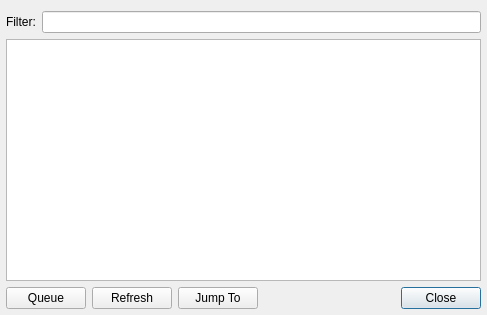
First picture: the form in qmmp/src/qmmpui/forms/jumptotrackdialog.ui, repository prinsbert/qmmp-dev, before the edit.
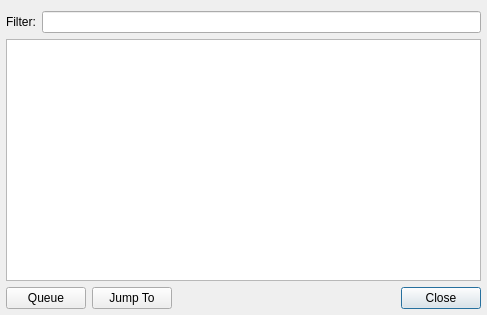
Second picture: the form after the edit. Icons and pictures are not drawn.

Commit message: show queue in the "Jump To" dialog (#1063, #1103)

Patch:
```diff
--- a/qmmp/src/qmmpui/forms/jumptotrackdialog.ui
+++ b/qmmp/src/qmmpui/forms/jumptotrackdialog.ui
@@ -84,21 +84,8 @@
        <property name="text">
         <string>Queue</string>
        </property>
-      </widget>
-     </item>
-     <item>
-      <widget class="QPushButton" name="refreshPushButton">
-       <property name="sizePolicy">
-        <sizepolicy hsizetype="Minimum" vsizetype="Preferred">
-         <horstretch>0</horstretch>
-         <verstretch>0</verstretch>
-        </sizepolicy>
-       </property>
-       <property name="focusPolicy">
-        <enum>Qt::NoFocus</enum>
-       </property>
-       <property name="text">
-        <string>Refresh</string>
+       <property name="icon">
+        <iconset theme="go-top"/>
        </property>
       </widget>
      </item>
```
Left out of the diff: 1 changed line with no effect on the pictures. The commit also changes 3 other files.
